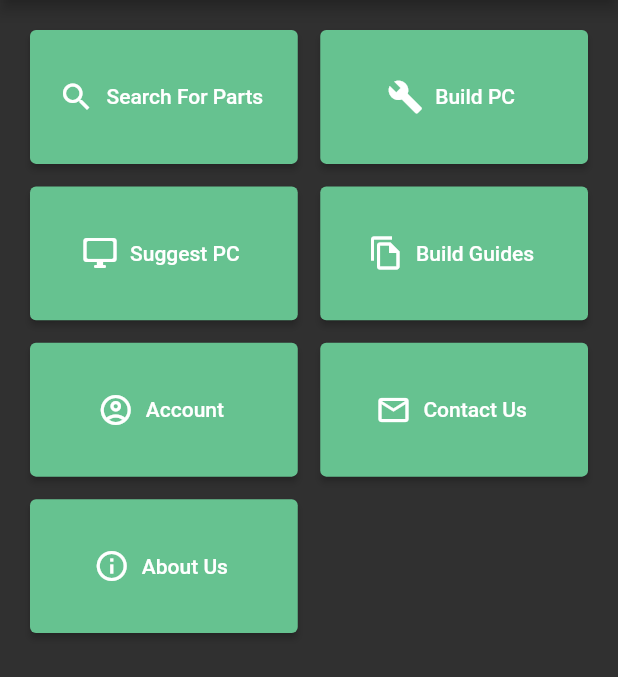
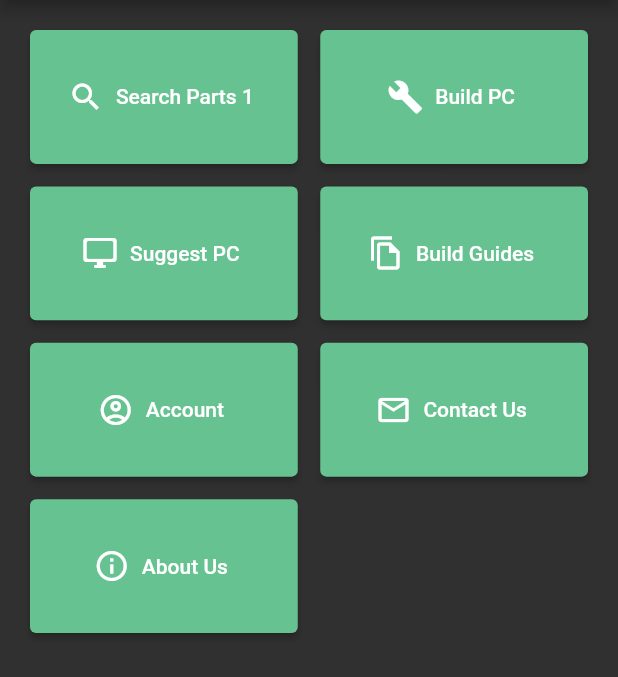
Before and after one commit to gcisneros310/QuickPC, a Flutter app: the Home screen opened by its route, on a phone screen of 412 x 824 dp, the part 84-761 px from its top. Run offline on Flutter 3.47's test engine with Material 2 defaults, Android fonts, the light colour scheme and no system bars; our stand-ins replace google_fonts.

```diff
--- a/lib/pages/home.dart
+++ b/lib/pages/home.dart
@@ -37,7 +37,7 @@ class _HomeState extends State<Home> {
               Navigator.pushNamed(context, '/pick_search');
             },
             icon: Icon(Icons.search),
-            label: Text('Search For Parts'),
+            label: Text('Search Parts 1'),
             style: ElevatedButton.styleFrom(
               primary: logoColor
             )
```
